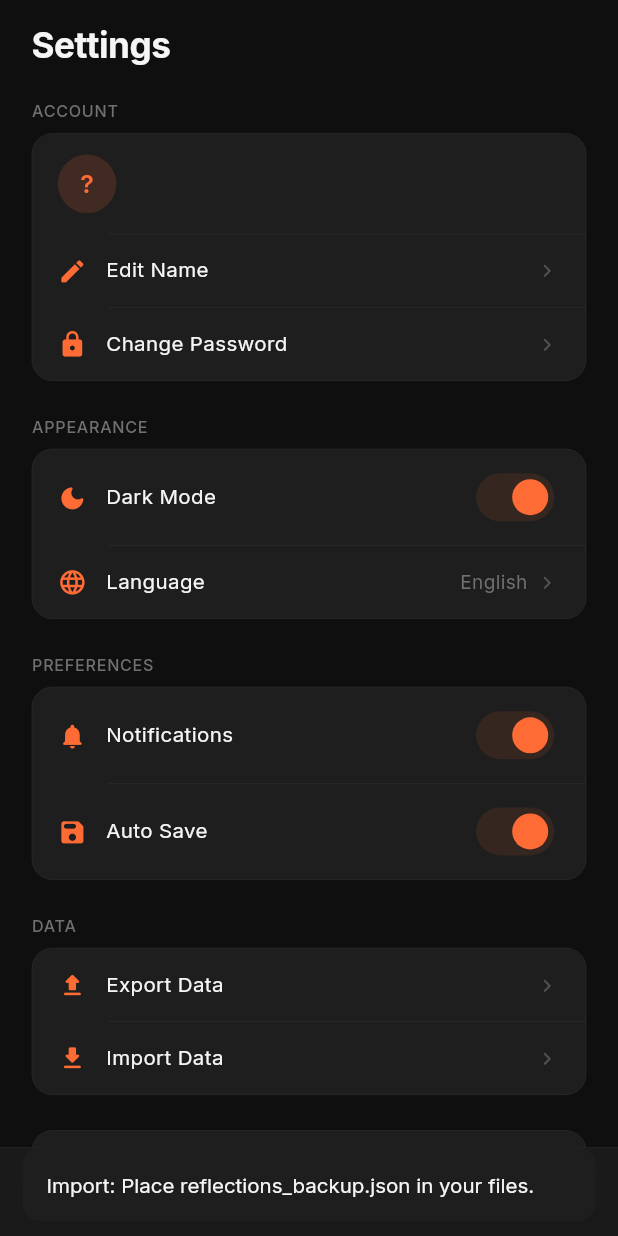
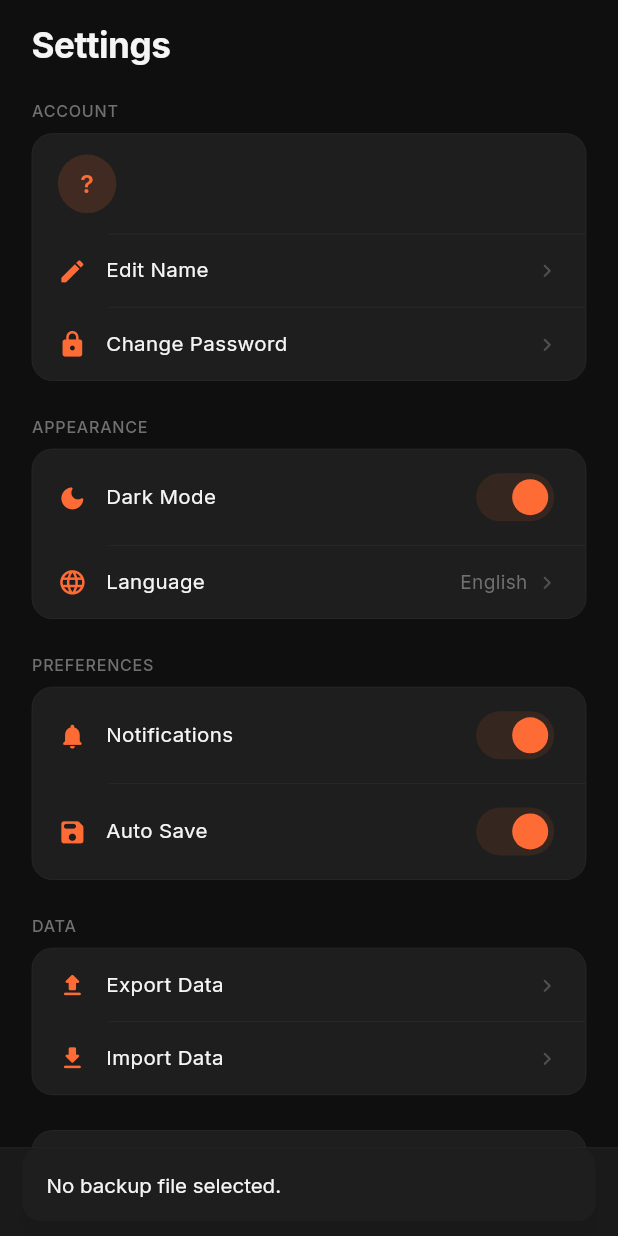
Before and after one commit to Ismail554/my_note_app_reflections, a Flutter app: the HomePage screen opened by its route, item 4 of the bottom bar chosen, after a tap on "Import Data", on a phone screen of 412 x 824 dp. Run offline on Flutter 3.47's test engine with Material 3 defaults, Android fonts, the phone set to English and light mode, and no system bars; our stand-ins replace cloud_firestore, file_picker, firebase_auth, firebase_core, firebase_messaging, fl_chart and 9 more; accounts and stored records are empty.

Commit message:
add documentation, introduce platform utilities, and integrate file_picker for data backups.

```diff
--- a/lib/features/home/presentation/widgets/notes_tab.dart
+++ b/lib/features/home/presentation/widgets/notes_tab.dart
@@ -120,7 +120,7 @@ class _NotesTabState extends State<NotesTab> {
                 scrollDirection: Axis.horizontal,
                 padding: EdgeInsets.symmetric(horizontal: 20.w),
                 itemCount: provider.folders.length + 1, // +1 for "All"
-                separatorBuilder: (_, __) => SizedBox(width: 8.w),
+                separatorBuilder: (context, index) => SizedBox(width: 8.w),
                 itemBuilder: (context, index) {
                   final isAll = index == 0;
                   final label = isAll ? 'All' : provider.folders[index - 1];
--- a/lib/features/home/presentation/widgets/today_dashboard.dart
+++ b/lib/features/home/presentation/widgets/today_dashboard.dart
@@ -213,7 +213,7 @@ class _TodayHabitsSection extends StatelessWidget {
               scrollDirection: Axis.horizontal,
               padding: EdgeInsets.symmetric(horizontal: 20.w),
               itemCount: habits.length,
-              separatorBuilder: (_, __) => SizedBox(width: 10.w),
+              separatorBuilder: (context, index) => SizedBox(width: 10.w),
               itemBuilder: (context, index) {
                 final habit = habits[index];
                 final isDone = habit.isCompletedOn(todayStr);
@@ -299,7 +299,7 @@ class _TodayTasksSection extends StatelessWidget {
             physics: const NeverScrollableScrollPhysics(),
             padding: EdgeInsets.symmetric(horizontal: 20.w),
             itemCount: tasks.length > 5 ? 5 : tasks.length,
-            separatorBuilder: (_, __) => SizedBox(height: 8.h),
+            separatorBuilder: (context, index) => SizedBox(height: 8.h),
             itemBuilder: (context, index) {
               final task = tasks[index];
               return _TodoCard(todo: task, isDark: isDark);
@@ -414,7 +414,7 @@ class _UpcomingRemindersSection extends StatelessWidget {
             physics: const NeverScrollableScrollPhysics(),
             padding: EdgeInsets.symmetric(horizontal: 20.w),
             itemCount: upcoming.length > 3 ? 3 : upcoming.length,
-            separatorBuilder: (_, __) => SizedBox(height: 8.h),
+            separatorBuilder: (context, index) => SizedBox(height: 8.h),
             itemBuilder: (context, index) {
               final reminder = upcoming[index];
               final timeStr = DateFormat('MMM d, h:mm a').format(reminder.triggerDateTime);
--- a/lib/features/profile/presentation/pages/profile_page.dart
+++ b/lib/features/profile/presentation/pages/profile_page.dart
@@ -5,6 +5,8 @@ import 'package:Reflections/core/theme/app_colors.dart';
 import 'package:Reflections/core/theme/app_font_manager.dart';
 import 'package:Reflections/core/providers/settings_provider.dart';
 import 'package:Reflections/core/services/data_export_service.dart';
+import 'package:file_picker/file_picker.dart';
+import 'package:Reflections/core/services/data_import_service.dart';
 
 class SettingsPage extends StatelessWidget {
   const SettingsPage({super.key});
@@ -247,11 +249,34 @@ class SettingsPage extends StatelessWidget {
     }
   }
 
-  void _importData(BuildContext context) {
-    // File picker would be integrated here. For now, show info.
-    ScaffoldMessenger.of(context).showSnackBar(
-      const SnackBar(content: Text('Import: Place reflections_backup.json in your files.')),
-    );
+  void _importData(BuildContext context) async {
+    try {
+      final result = await FilePicker.platform.pickFiles(
+        type: FileType.any,
+      );
+
+      if (result != null && result.files.single.path != null) {
+        final path = result.files.single.path!;
+        final error = await DataImportService.importData(path);
+        if (context.mounted) {
+          ScaffoldMessenger.of(context).showSnackBar(
+            SnackBar(content: Text(error ?? 'Data restored successfully! Please restart app.')),
+          );
+        }
+      } else {
+        if (context.mounted) {
+          ScaffoldMessenger.of(context).showSnackBar(
+            const SnackBar(content: Text('No backup file selected.')),
+          );
+        }
+      }
+    } catch (e) {
+      if (context.mounted) {
+        ScaffoldMessenger.of(context).showSnackBar(
+          SnackBar(content: Text('Import failed: $e')),
+        );
+      }
+    }
   }
 
   void _confirmLogout(BuildContext context, SettingsProvider settings) {
--- a/lib/features/reminder/services/notification_service.dart
+++ b/lib/features/reminder/services/notification_service.dart
@@ -16,7 +16,7 @@ class NotificationService {
 
     // 2. Android Settings
     const androidInitSettings =
-        AndroidInitializationSettings('launcher_icon');
+        AndroidInitializationSettings('@mipmap/ic_launcher');
 
     // 3. iOS/Darwin Settings
     const darwinInitSettings = DarwinInitializationSettings(
--- a/pubspec.yaml
+++ b/pubspec.yaml
@@ -33,8 +33,9 @@ dependencies:
   sqflite: ^2.4.2+1
   path: ^1.9.1
   fl_chart: ^1.2.0
-  share_plus: ^13.1.0
+  share_plus: ^12.0.2
   path_provider: ^2.1.5
+  file_picker: ^8.1.4
 
 dev_dependencies:
   flutter_test:
```
Also changed, not shown: lib/app.dart (+10 -1 lines), lib/core/services/gemini_service.dart (+5 -2 lines), lib/core/utils/device_utility.dart (added, +134 -0 lines), lib/firebase_options.dart, pubspec.lock, 4 other files.
